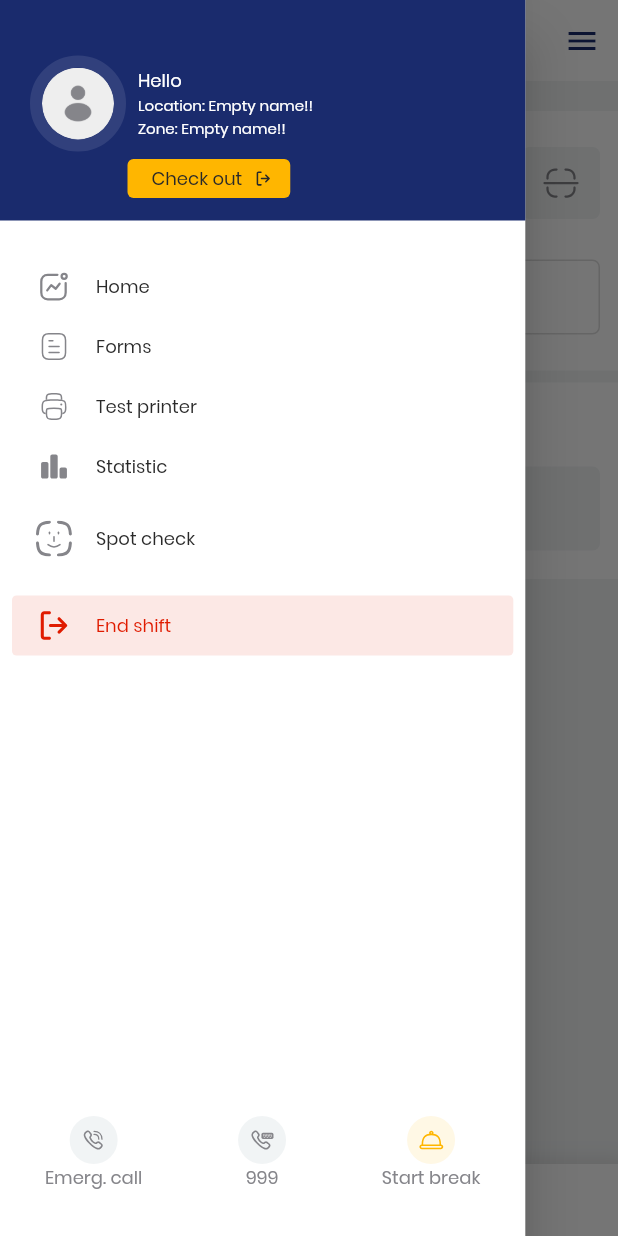
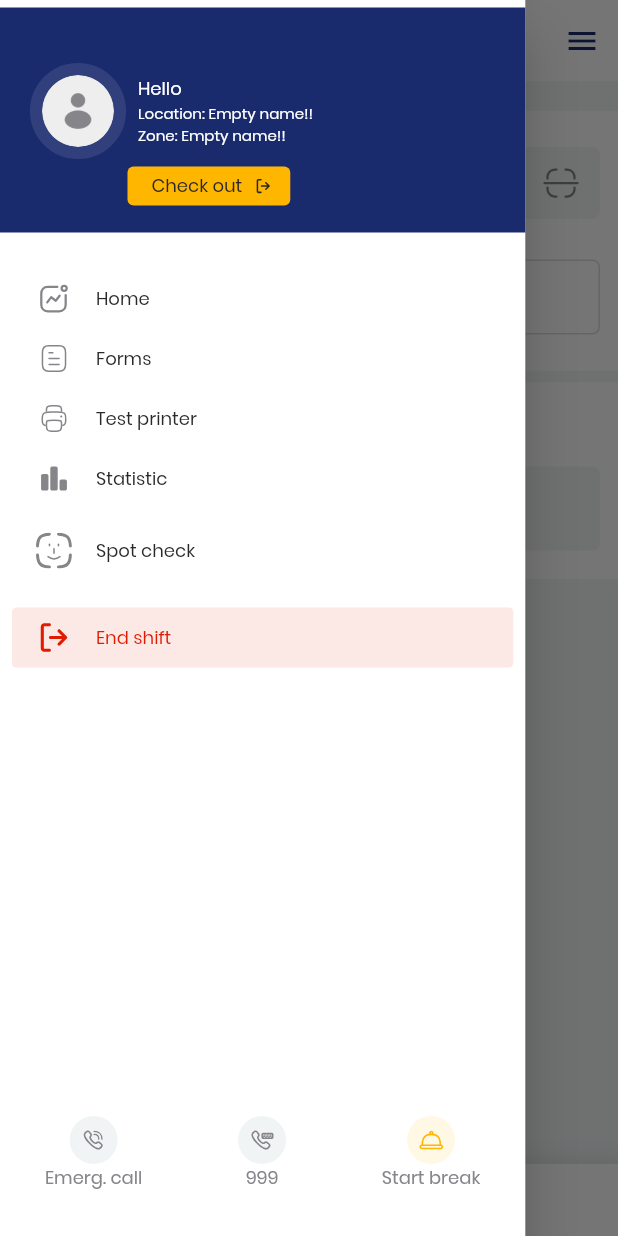
Before and after one commit to Bang-ukpc/refactor-iTicket, a Flutter app: the AddFirstSeenScreen screen opened by its route, with the side drawer open, on a phone screen of 412 x 824 dp. Run offline on Flutter 3.47's test engine with Material 2 defaults, Android fonts, the light colour scheme and no system bars; drawn by our look-alikes of cached_network_image; our stand-ins replace camera, carousel_slider, connectivity_plus, dio, dropdown_search, flutter_blue_plus and 11 more; missing offline and left inert: aad_oauth, anyline_plugin, esc_pos_utils, flutter_background_service, flutter_background_service_android, flutter_polyline_points and 1 more; accounts and stored records are empty; network calls fail; project files that could hold a hidden picture were left out.

Commit message:
WRDN-136 [Drawer] Status bar is override drawer; WRDN-174 [Menu] Padding top-bot is not equal

```diff
--- a/lib/common/Camera/camera_picker.dart
+++ b/lib/common/Camera/camera_picker.dart
@@ -279,7 +279,7 @@ class CameraPicker extends HookWidget {
                         if (scale < 1) scale = 1 / scale;
 
                         return Transform.scale(
-                          scale: scale + 0.01,
+                          scale: scale + 0.02,
                           child: Center(
                             child: CameraPreview(
                               cameraController,
--- a/lib/widgets/drawer/app_drawer.dart
+++ b/lib/widgets/drawer/app_drawer.dart
@@ -13,7 +13,6 @@ import 'package:iWarden/providers/locations.dart';
 import 'package:iWarden/providers/wardens_info.dart';
 import 'package:iWarden/screens/connecting-status/connecting_screen.dart';
 import 'package:iWarden/screens/home_overview.dart';
-import 'package:iWarden/screens/login_screens.dart';
 import 'package:iWarden/screens/start-break-screen/start_break_screen.dart';
 import 'package:iWarden/theme/text_theme.dart';
 import 'package:iWarden/widgets/drawer/model/data.dart';
@@ -330,13 +329,18 @@ class _MyDrawerState extends State<MyDrawer> {
               children: <Widget>[
                 Column(
                   children: [
-                    InfoDrawer(
-                      isDrawer: true,
-                      assetImage: wardensProvider.wardens?.Picture ??
-                          "assets/images/userAvatar.png",
-                      name: "Hello ${wardensProvider.wardens?.FullName ?? ""}",
-                      location: locations.location?.Name ?? 'Empty name!!',
-                      zone: locations.zone?.Name ?? 'Empty name!!',
+                    Container(
+                      height: 150,
+                      margin: const EdgeInsets.only(top: 5),
+                      child: InfoDrawer(
+                        isDrawer: true,
+                        assetImage: wardensProvider.wardens?.Picture ??
+                            "assets/images/userAvatar.png",
+                        name:
+                            "Hello ${wardensProvider.wardens?.FullName ?? ""}",
+                        location: locations.location?.Name ?? 'Empty name!!',
+                        zone: locations.zone?.Name ?? 'Empty name!!',
+                      ),
                     ),
                     const SizedBox(
                       height: 24,
```
